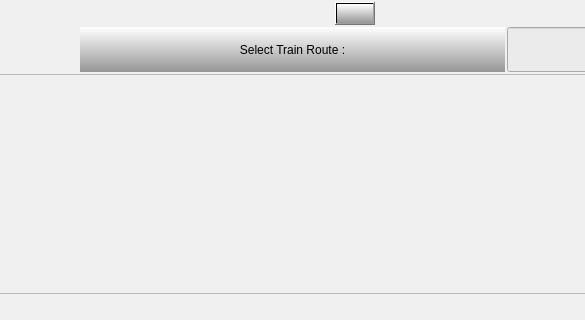
This is route_selection.ui in gurpartap007/qtmop as Qt 5 draws it before an edit; both pictures show x 168 to 753 and y 0 to 320 of the 1047 by 565 pixel window. The edited form follows.
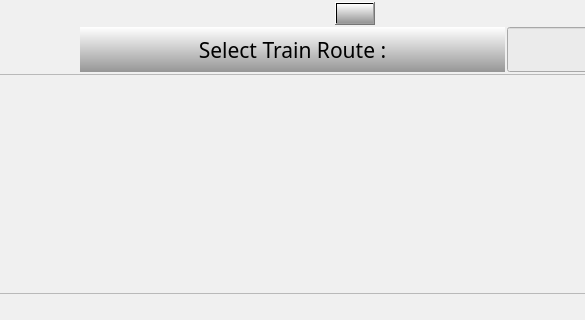
This is the edited form. Icons and pictures are not drawn.

```diff
--- a/route_selection.ui
+++ b/route_selection.ui
@@ -111,6 +111,15 @@
            <height>45</height>
           </size>
          </property>
+         <property name="font">
+          <font>
+           <family>Sans Serif</family>
+           <pointsize>16</pointsize>
+           <weight>50</weight>
+           <italic>false</italic>
+           <bold>false</bold>
+          </font>
+         </property>
          <property name="styleSheet">
           <string notr="true">font: 32pt &quot;Sans Serif&quot;;
 color: rgb(0, 0, 0);
```
Left out of the diff: 8 changed lines with no effect on the pictures.
